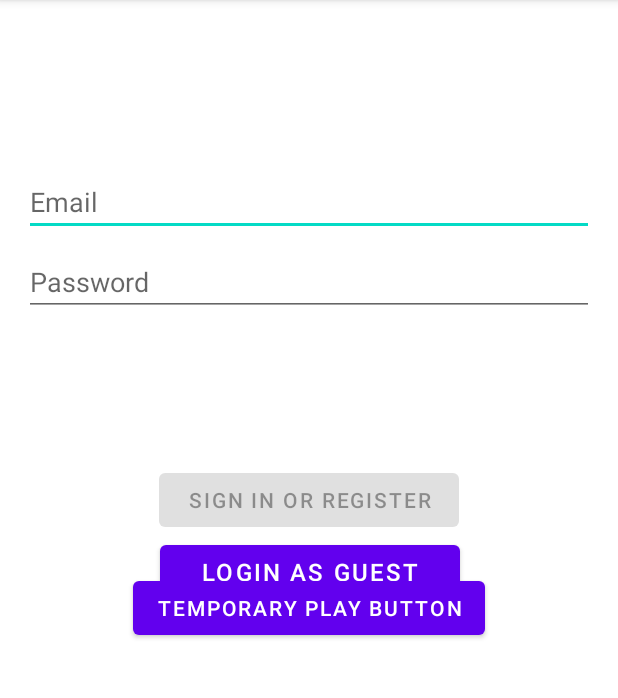
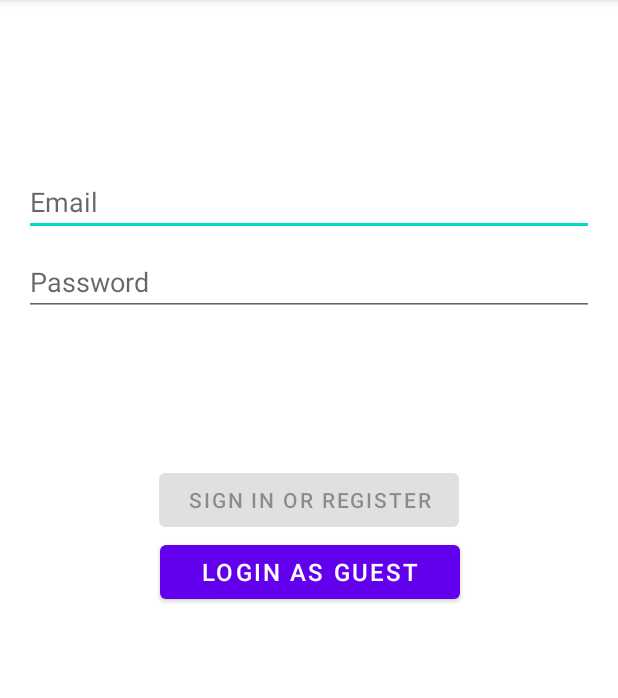
Before and after one commit to mrtaka/CSCI3310_Cardlords3, an Android app: the screen it shows after launch (LoginActivity), on a phone screen of 412 x 824 dp, the part 84-782 px from its top. Run offline under Robolectric (Android 15) with nearby library versions, the phone set to English and light mode, and no system bars.

Commit message:
Merged, have PVE/PVP activity

```diff
--- a/app/src/main/java/com/example/cardlords3/ui/login/LoginActivity.java
+++ b/app/src/main/java/com/example/cardlords3/ui/login/LoginActivity.java
@@ -13,7 +13,6 @@ import android.widget.EditText;
 import android.widget.ProgressBar;
 import android.widget.TextView;
 import android.widget.Toast;
-import android.content.Intent;
 
 import androidx.annotation.Nullable;
 import androidx.annotation.StringRes;
@@ -43,7 +42,6 @@ public class LoginActivity extends AppCompatActivity {
         final EditText usernameEditText = binding.username;
         final EditText passwordEditText = binding.password;
         final Button loginButton = binding.login;
-        final Button tempPlayButton = binding.tempPlay;
         final ProgressBar loadingProgressBar = binding.loading;
 
         loginViewModel.getLoginFormState().observe(this, new Observer<LoginFormState>() {
@@ -121,20 +119,6 @@ public class LoginActivity extends AppCompatActivity {
                         passwordEditText.getText().toString());
             }
         });
-
-        tempPlayButton.setOnClickListener(new View.OnClickListener() {
-            @Override
-            public void onClick(View v) {
-                Toast toast = Toast.makeText(getApplicationContext(), "Clicked", Toast.LENGTH_SHORT);
-                toast.show();
-                Intent intent = new Intent(v.getContext(), GameActivity.class); //Set target activity
-                startActivity(intent);
-                //intent.putExtra("item", itemsString);//Send item json to target activity
-                //intent.putExtra("position", position);//Send position to target activity
-                //v.getContext().startActivity(intent); //Launch new activity - startActivity instead of startActivityForResult
-                //((Activity)context).startActivityForResult(intent,1); //Launch target activity with values
-            }
-        });
     }
 
     private void updateUiWithUser(LoggedInUserView model) {
--- a/app/src/main/res/layout/activity_login.xml
+++ b/app/src/main/res/layout/activity_login.xml
@@ -65,22 +65,6 @@
         app:layout_constraintTop_toBottomOf="@+id/password"
         app:layout_constraintVertical_bias="0.2" />
 
-    <Button
-        android:id="@+id/tempPlay"
-        android:layout_width="wrap_content"
-        android:layout_height="wrap_content"
-        android:layout_gravity="start"
-        android:layout_marginTop="16dp"
-        android:layout_marginBottom="64dp"
-        android:enabled="true"
-        android:text="@string/temp_play"
-        app:layout_constraintBottom_toBottomOf="parent"
-        app:layout_constraintEnd_toEndOf="parent"
-        app:layout_constraintHorizontal_bias="0.502"
-        app:layout_constraintStart_toStartOf="parent"
-        app:layout_constraintTop_toBottomOf="@+id/password"
-        app:layout_constraintVertical_bias="0.374" />
-
     <ProgressBar
         android:id="@+id/loading"
         android:layout_width="wrap_content"
--- a/app/src/main/res/layout/activity_menu.xml
+++ b/app/src/main/res/layout/activity_menu.xml
@@ -19,7 +19,8 @@
         android:layout_marginBottom="32dp"
         app:layout_constraintEnd_toEndOf="parent"
         app:layout_constraintHorizontal_bias="0.502"
-        app:layout_constraintStart_toStartOf="parent" />
+        app:layout_constraintStart_toStartOf="parent"
+        android:onClick="pvp_launch"/>
 
     <Button
         android:id="@+id/pve_button"
@@ -33,7 +34,8 @@
         android:layout_marginBottom="32dp"
         app:layout_constraintEnd_toEndOf="parent"
         app:layout_constraintHorizontal_bias="0.502"
-        app:layout_constraintStart_toStartOf="parent" />
+        app:layout_constraintStart_toStartOf="parent"
+        android:onClick="pve_launch"/>
 
     <Button
         android:id="@+id/card_deck_button"
```
Also changed, not shown: app/src/main/java/com/example/cardlords3/MenuActivity.java (+20 -2 lines).
